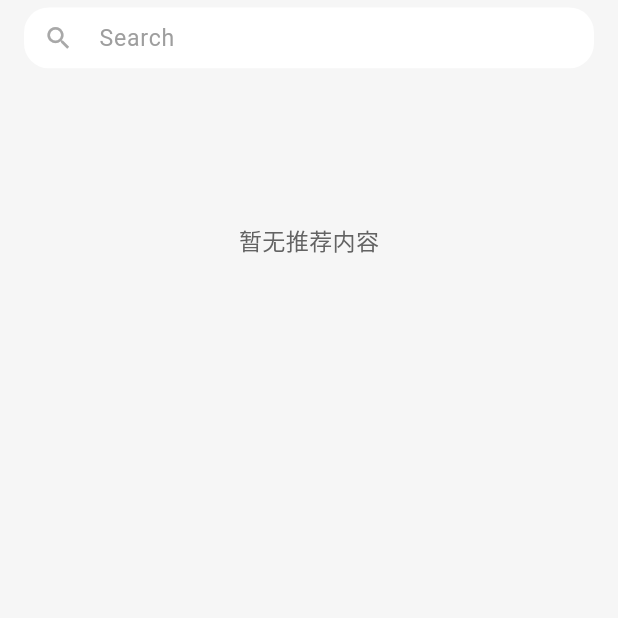
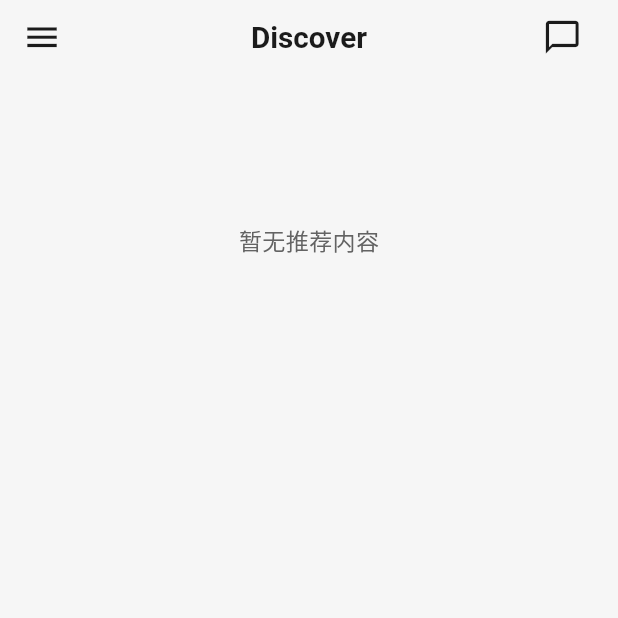
Before and after one commit to 809946541-debug/ShowMMll, a Flutter app: the screen it shows after launch, on a phone screen of 412 x 824 dp, the top half of it. Run offline on Flutter 3.47's test engine with Material 3 defaults, Android fonts, the light colour scheme and no system bars; our stand-ins replace audioplayers, cached_network_image, device_info_plus, dio, flutter_bloc, flutter_easyloading and 7 more; missing offline and left inert: encrypt, event_bus, restart_app; network calls fail; statements that could not run were skipped.

Commit message:
Add sidebar with user center and chat button

```diff
--- a/lib/main.dart
+++ b/lib/main.dart
@@ -7,7 +7,9 @@ import 'package:flutter_screenutil/flutter_screenutil.dart';
 import 'component/htmlview_page.dart';
 import 'cubit/user_cubit.dart';
 import 'utils/global_shared_state.dart';
+import 'utils/color.dart';
 import 'views/discover/index.dart';
+import 'views/user/index.dart';
 
 // 重定向事件类
 class RedirectEvent {
@@ -125,17 +127,17 @@ class _SplashPageState extends State<SplashPage> {
       final endTime = DateTime.now().millisecondsSinceEpoch;
       debugPrint('Splash screen displayed for ${endTime - startTime}ms');
 
-      // 直接跳转到发现页，移除tab
+      // 直接跳转到带有侧边栏的主页面
       Navigator.of(context).pushReplacement(
-        MaterialPageRoute(builder: (_) => BookshelfVideoPage(arguments: {})),
+        MaterialPageRoute(builder: (_) => MainLayoutPage()),
       );
       // 正常跳转到主页面
     } catch (e) {
       debugPrint('Splash error: $e');
       if (!mounted) return;
-      // 出错时也直接跳转到发现页
+      // 出错时也直接跳转到主页面
       Navigator.of(context).pushReplacement(
-        MaterialPageRoute(builder: (_) => BookshelfVideoPage(arguments: {})),
+        MaterialPageRoute(builder: (_) => MainLayoutPage()),
       );
     }
   }
@@ -162,3 +164,71 @@ class _SplashPageState extends State<SplashPage> {
     );
   }
 }
+
+// 主布局页面，带有侧边栏
+class MainLayoutPage extends StatefulWidget {
+  const MainLayoutPage({Key? key}) : super(key: key);
+
+  @override
+  State<MainLayoutPage> createState() => _MainLayoutPageState();
+}
+
+class _MainLayoutPageState extends State<MainLayoutPage> {
+  // 侧边栏控制器
+  final GlobalKey<ScaffoldState> _scaffoldKey = GlobalKey<ScaffoldState>();
+
+  @override
+  Widget build(BuildContext context) {
+    return Scaffold(
+      key: _scaffoldKey,
+      // 侧边栏
+      drawer: Drawer(
+        width: 280.w,
+        backgroundColor: Colors.white,
+        child: UserCenterPage(),
+      ),
+      // 主内容区域
+      body: Scaffold(
+        backgroundColor: HexColor('#F6F6F6'),
+        appBar: PreferredSize(
+          preferredSize: Size.fromHeight(46.w),
+          child: AppBar(
+            backgroundColor: HexColor('#F6F6F6'),
+            elevation: 0,
+            leading: IconButton(
+              // 左上角菜单按钮
+              icon: Icon(Icons.menu, color: HexColor('#1B1B1B'), size: 24.w),
+              onPressed: () {
+                // 打开侧边栏
+                _scaffoldKey.currentState?.openDrawer();
+              },
+            ),
+            title: Text(
+              'Discover',
+              style: TextStyle(
+                fontSize: 18.sp,
+                fontWeight: FontWeight.bold,
+                color: HexColor('#1B1B1B'),
+              ),
+            ),
+            centerTitle: true,
+            actions: [
+              // 右上角聊天按钮
+              IconButton(
+                icon: Icon(Icons.chat_bubble_outline, color: HexColor('#1B1B1B'), size: 24.w),
+                onPressed: () {
+                  // 聊天按钮点击事件
+                  print('Chat button clicked');
+                  EasyLoading.showToast('Chat feature coming soon');
+                },
+              ),
+              SizedBox(width: 12.w),
+            ],
+          ),
+        ),
+        // 主内容：发现页面
+        body: BookshelfVideoPage(arguments: {}),
+      ),
+    );
+  }
+}
--- a/lib/views/discover/index.dart
+++ b/lib/views/discover/index.dart
@@ -473,33 +473,9 @@ class _LibraryCollectionPageState extends State<BookshelfVideoPage>
 
     return BlocProvider<ReadRecommendBookListCubit>(
       create: (context) => ReadRecommendBookListCubit(),
-      child: Scaffold(
-        backgroundColor: HexColor('#F6F6F6'),
-        appBar: PreferredSize(
-          preferredSize: Size.fromHeight(46.w),
-          child: AppBar(
-              backgroundColor: HexColor('#F6F6F6'),
-              // backgroundColor: HexColor('#F6F6F6'),
-              title: Padding(
-                padding: EdgeInsets.only(top: 8.w, bottom: 8.w),
-                child: search_bar.SearchBar(
-                  onFocus: () {
-                    Navigator.push(
-                      context,
-                      MaterialPageRoute(
-                        builder: (_) => LibrarySearchPage(
-                          arguments: {},
-                        ),
-                      ),
-                    );
-                  },
-                ),
-              )),
-        ),
-        body: SafeArea(
-          minimum: EdgeInsets.symmetric(horizontal: 2.w),
-          child: _buildMainView(context),
-        ),
+      child: SafeArea(
+        minimum: EdgeInsets.symmetric(horizontal: 2.w),
+        child: _buildMainView(context),
       ),
     );
   }
```
